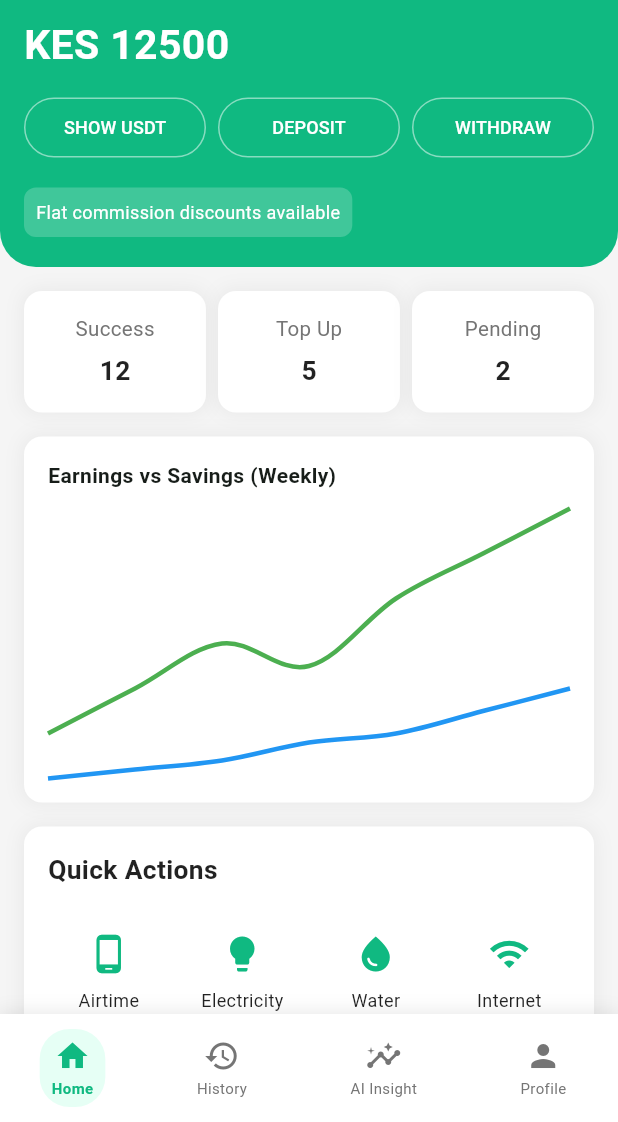
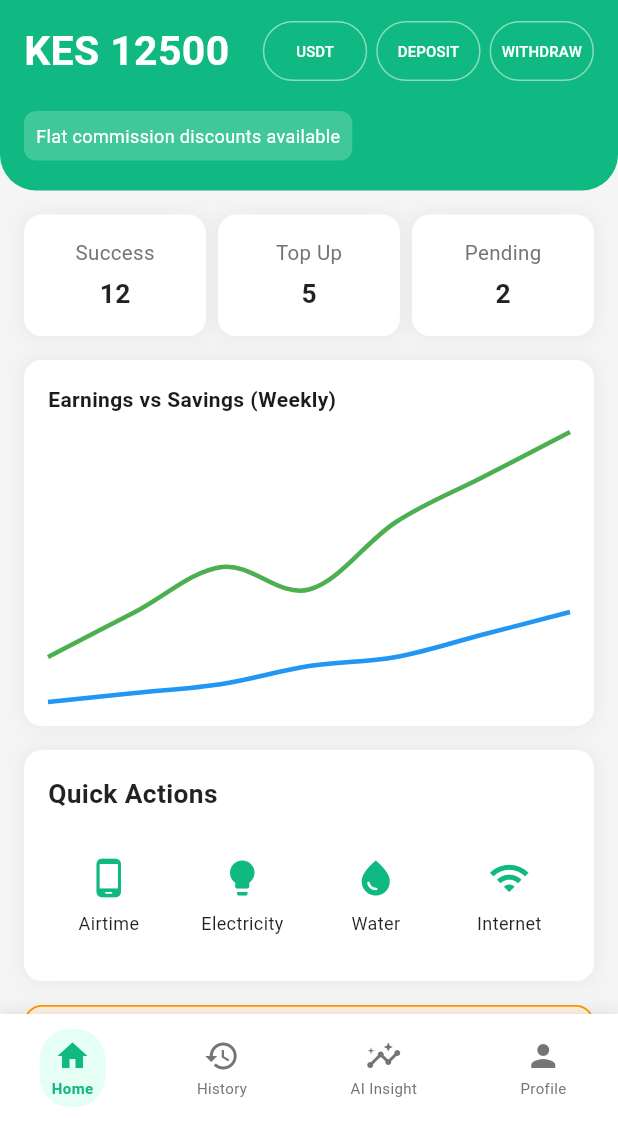
Before and after one commit to Veranzi/Jasho, a Flutter app: the DashBoardScreen screen opened by its route, on a phone screen of 412 x 824 dp, the part 114-1236 px from its top. Run offline on Flutter 3.47's test engine with Material 3 defaults, Android fonts, the phone set to English and light mode, and no system bars; drawn by our look-alikes of fl_chart; our stand-ins replace flutter_screenutil, intl_phone_field, printing, responsive_framework, shared_preferences; accounts and stored records are empty.

Commit message:
Refactor dashboard layout to group balance and actions
Co-authored-by: leparitours <leparitours@gmail.com>

```diff
--- a/jashoo/lib/screens/dashboard/dashboard_screen.dart
+++ b/jashoo/lib/screens/dashboard/dashboard_screen.dart
@@ -175,8 +175,14 @@ class _DashBoardScreenState extends State<DashBoardScreen> {
               style:
                   TextStyle(color: Colors.white.withOpacity(0.8), fontSize: 14.sp)),
           const SizedBox(height: 10),
-          // Wallet balance on top
-          Text(
+          // Wallet balance and action buttons in same row
+          Row(
+            crossAxisAlignment: CrossAxisAlignment.center,
+            children: [
+              // Balance amount on the left
+              Expanded(
+                flex: 2,
+                child: Text(
                   "$label ${balance.toStringAsFixed(isKes ? 0 : 2)}",
                   style: TextStyle(
                       color: Colors.white,
@@ -184,9 +190,12 @@ class _DashBoardScreenState extends State<DashBoardScreen> {
                       fontWeight: FontWeight.bold),
                   overflow: TextOverflow.ellipsis,
                 ),
-          const SizedBox(height: 12),
-          // Action buttons in same row
-          Row(
+              ),
+              const SizedBox(width: 12),
+              // Action buttons on the right
+              Expanded(
+                flex: 3,
+                child: Row(
                   children: [
                     Expanded(
                       child: OutlinedButton(
@@ -196,16 +205,16 @@ class _DashBoardScreenState extends State<DashBoardScreen> {
                           side: BorderSide(color: Colors.white.withOpacity(0.5)),
                           shape: RoundedRectangleBorder(
                               borderRadius: BorderRadius.circular(20)),
-                    padding: const EdgeInsets.symmetric(horizontal: 12, vertical: 8),
+                          padding: const EdgeInsets.symmetric(horizontal: 8, vertical: 6),
                         ),
                         child: FittedBox(
                           fit: BoxFit.scaleDown,
-                    child: Text(isKes ? 'SHOW USDT' : 'SHOW KES',
-                      style: const TextStyle(fontSize: 12)),
+                          child: Text(isKes ? 'USDT' : 'KES',
+                            style: const TextStyle(fontSize: 10)),
                         ),
                       ),
                     ),
-              const SizedBox(width: 8),
+                    const SizedBox(width: 6),
                     Expanded(
                       child: OutlinedButton(
                         onPressed: () => Navigator.pushNamed(context, '/deposit'),
@@ -214,15 +223,15 @@ class _DashBoardScreenState extends State<DashBoardScreen> {
                           side: BorderSide(color: Colors.white.withOpacity(0.5)),
                           shape: RoundedRectangleBorder(
                               borderRadius: BorderRadius.circular(20)),
-                    padding: const EdgeInsets.symmetric(horizontal: 12, vertical: 8),
+                          padding: const EdgeInsets.symmetric(horizontal: 8, vertical: 6),
                         ),
                         child: const FittedBox(
                           fit: BoxFit.scaleDown,
-                    child: Text("DEPOSIT", style: TextStyle(fontSize: 12)),
+                          child: Text("DEPOSIT", style: TextStyle(fontSize: 10)),
                         ),
                       ),
                     ),
-              const SizedBox(width: 8),
+                    const SizedBox(width: 6),
                     Expanded(
                       child: OutlinedButton(
                         onPressed: () => Navigator.pushNamed(context, '/withdraw'),
@@ -231,12 +240,15 @@ class _DashBoardScreenState extends State<DashBoardScreen> {
                           side: BorderSide(color: Colors.white.withOpacity(0.5)),
                           shape: RoundedRectangleBorder(
                               borderRadius: BorderRadius.circular(20)),
-                    padding: const EdgeInsets.symmetric(horizontal: 12, vertical: 8),
+                          padding: const EdgeInsets.symmetric(horizontal: 8, vertical: 6),
                         ),
                         child: const FittedBox(
                           fit: BoxFit.scaleDown,
-                    child: Text("WITHDRAW", style: TextStyle(fontSize: 12)),
+                          child: Text("WITHDRAW", style: TextStyle(fontSize: 10)),
                         ),
+                      ),
+                    ),
+                  ],
                 ),
               ),
             ],
```
Lines whose indentation alone changed are shown as unchanged.
